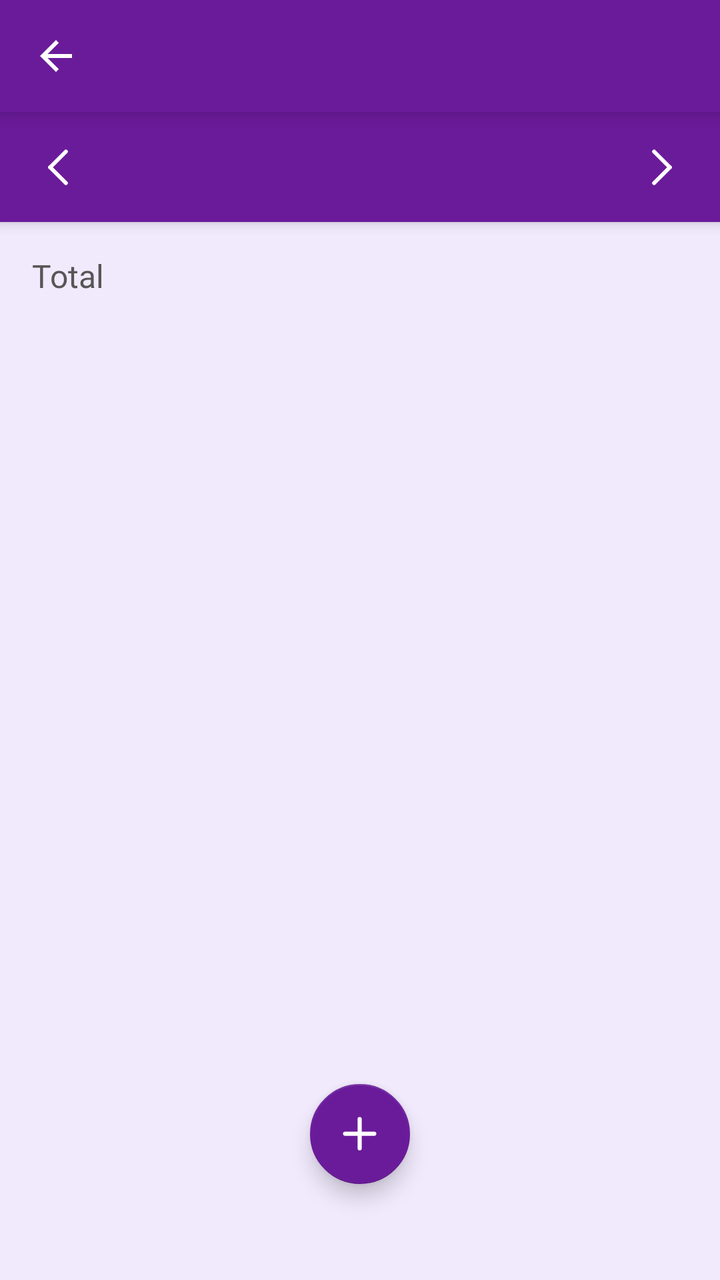
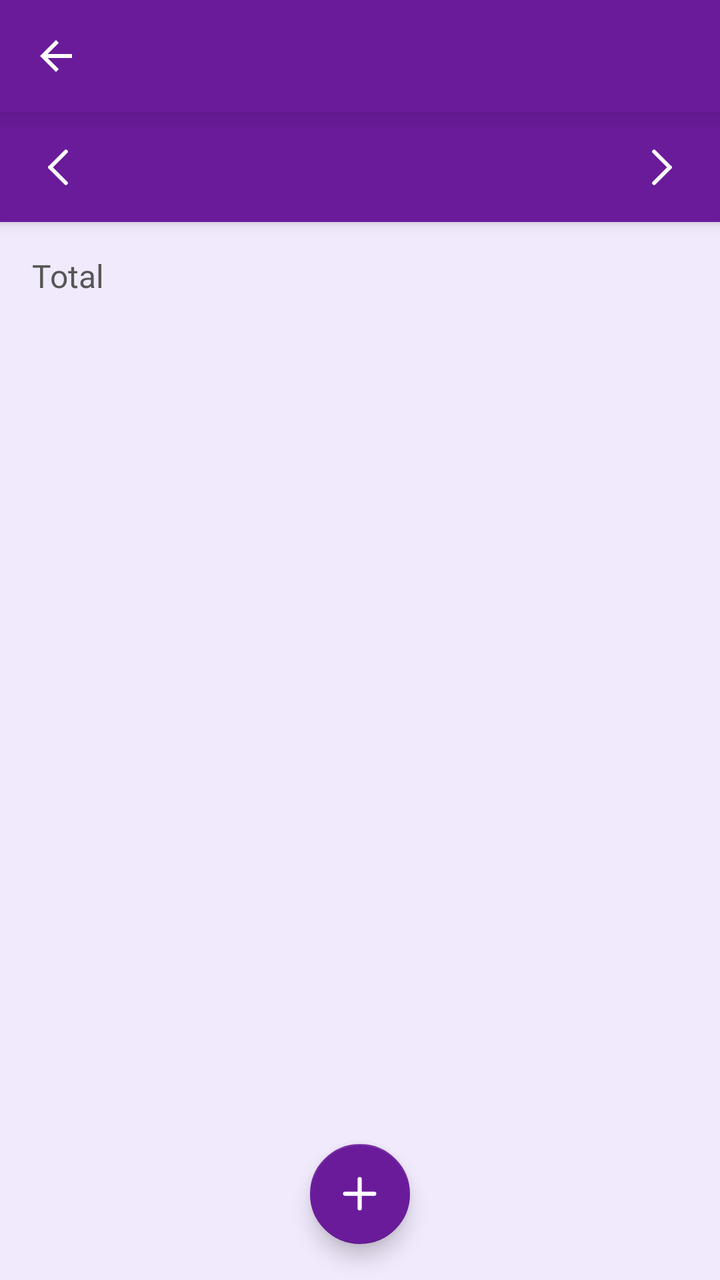

Compare the two renders of this Android layout. The source of the first and the diff that turns it into the second are given below.
<!-- AndroidManifest.xml: application theme Theme.MoneyTracker -->
<!-- res/layout/activity_transaction_period.xml -->
<?xml version="1.0" encoding="utf-8"?>
<androidx.constraintlayout.widget.ConstraintLayout xmlns:android="http://schemas.android.com/apk/res/android"
    xmlns:app="http://schemas.android.com/apk/res-auto"
    android:layout_width="match_parent"
    android:layout_height="match_parent"
    android:background="@color/app_light_background">

    <androidx.constraintlayout.widget.ConstraintLayout
        android:id="@+id/wrapper"
        android:layout_width="match_parent"
        android:layout_height="match_parent"
        app:layout_constraintEnd_toEndOf="parent"
        app:layout_constraintStart_toStartOf="parent"
        app:layout_constraintTop_toTopOf="parent">

        <androidx.constraintlayout.widget.ConstraintLayout
            android:id="@+id/toolbarWrapper"
            android:layout_width="0dp"
            android:layout_height="wrap_content"
            android:background="@color/vibrant_orange"
            android:elevation="4dp"
            app:layout_constraintEnd_toEndOf="parent"
            app:layout_constraintStart_toStartOf="parent"
            app:layout_constraintTop_toTopOf="parent">

            <include layout="@layout/toolbar_back" />

            <androidx.constraintlayout.widget.ConstraintLayout
                android:id="@+id/dateWrapper"
                android:layout_width="0dp"
                android:layout_height="55dp"
                android:background="@color/vibrant_orange"
                app:layout_constraintEnd_toEndOf="parent"
                app:layout_constraintStart_toStartOf="parent"
                app:layout_constraintTop_toBottomOf="@+id/toolbarBack">

                <androidx.appcompat.widget.AppCompatImageView
                    android:id="@+id/ivPrevious"
                    android:layout_width="wrap_content"
                    android:layout_height="wrap_content"
                    android:layout_marginStart="@dimen/margin_8"
                    app:layout_constraintBottom_toBottomOf="parent"
                    app:layout_constraintStart_toStartOf="parent"
                    app:layout_constraintTop_toTopOf="parent"
                    app:srcCompat="@drawable/ic_previous"
                    app:tint="@color/white" />

                <androidx.appcompat.widget.AppCompatImageView
                    android:id="@+id/ivNext"
                    android:layout_width="wrap_content"
                    android:layout_height="wrap_content"
                    android:layout_marginEnd="@dimen/margin_8"
                    app:layout_constraintBottom_toBottomOf="parent"
                    app:layout_constraintEnd_toEndOf="parent"
                    app:layout_constraintTop_toTopOf="parent"
                    app:srcCompat="@drawable/ic_next"
                    app:tint="@color/white" />

                <androidx.appcompat.widget.AppCompatTextView
                    android:id="@+id/tvDate"
                    android:layout_width="wrap_content"
                    android:layout_height="wrap_content"
                    android:textColor="@color/white"
                    android:textSize="@dimen/text_18"
                    app:fontFamily="@font/exo2_semibold"
                    app:layout_constraintBottom_toBottomOf="parent"
                    app:layout_constraintEnd_toStartOf="@+id/ivNext"
                    app:layout_constraintStart_toEndOf="@+id/ivPrevious"
                    app:layout_constraintTop_toTopOf="parent" />
            </androidx.constraintlayout.widget.ConstraintLayout>
        </androidx.constraintlayout.widget.ConstraintLayout>

        <androidx.appcompat.widget.AppCompatTextView
            android:id="@+id/titleLabel"
            android:layout_width="0dp"
            android:layout_height="wrap_content"
            android:layout_marginStart="@dimen/margin_16"
            android:layout_marginTop="@dimen/margin_16"
            android:layout_marginEnd="@dimen/margin_16"
            android:fontFamily="@font/exo2_semibold"
            android:text="@string/total"
            android:textColor="@color/dark_grey"
            android:textSize="@dimen/text_16"
            app:layout_constraintEnd_toEndOf="parent"
            app:layout_constraintStart_toStartOf="parent"
            app:layout_constraintTop_toBottomOf="@id/toolbarWrapper" />

        <androidx.appcompat.widget.AppCompatTextView
            android:id="@+id/amountLabel"
            android:layout_width="0dp"
            android:layout_height="wrap_content"
            android:layout_marginStart="@dimen/margin_16"
            android:layout_marginTop="@dimen/margin_4"
            android:layout_marginEnd="@dimen/margin_16"
            android:fontFamily="@font/exo2_bold"
            android:textColor="@color/black"
            android:textSize="@dimen/text_18"
            app:layout_constraintEnd_toEndOf="parent"
            app:layout_constraintStart_toStartOf="parent"
            app:layout_constraintTop_toBottomOf="@+id/titleLabel" />

        <FrameLayout
            android:id="@+id/chartContainer"
            android:layout_width="0dp"
            android:layout_height="300dp"
            app:layout_constraintEnd_toEndOf="parent"
            app:layout_constraintStart_toStartOf="parent"
            app:layout_constraintTop_toBottomOf="@id/amountLabel">

            <com.github.mikephil.charting.charts.LineChart
                android:id="@+id/lineChartSpending"
                android:layout_width="match_parent"
                android:layout_height="match_parent"
                android:layout_marginStart="@dimen/margin_8"
                android:layout_marginTop="@dimen/margin_10"
                android:layout_marginEnd="@dimen/margin_8"
                android:layout_marginBottom="@dimen/margin_10"
                android:visibility="gone" />

            <com.github.mikephil.charting.charts.BarChart
                android:id="@+id/barChartSpending"
                android:layout_width="match_parent"
                android:layout_height="match_parent"
                android:layout_marginStart="@dimen/margin_8"
                android:layout_marginTop="@dimen/margin_10"
                android:layout_marginEnd="@dimen/margin_8"
                android:layout_marginBottom="@dimen/margin_10"
                android:visibility="gone" />
        </FrameLayout>

        <com.google.android.material.card.MaterialCardView
            android:id="@+id/breakdownCard"
            android:layout_width="0dp"
            android:layout_height="wrap_content"
            android:layout_marginTop="@dimen/margin_12"
            android:layout_marginStart="@dimen/margin_12"
            android:layout_marginEnd="@dimen/margin_12"
            android:layout_marginBottom="@dimen/margin_12"
            android:visibility="gone"
            app:cardBackgroundColor="@color/white"
            app:cardCornerRadius="@dimen/corner_radius_8"
            app:cardElevation="@dimen/corner_elevation_6"
            app:layout_constraintEnd_toEndOf="parent"
            app:layout_constraintStart_toStartOf="parent"
            app:layout_constraintTop_toBottomOf="@id/chartContainer"
            app:strokeColor="@color/grey_88"
            app:strokeWidth="1dp">

            <androidx.recyclerview.widget.RecyclerView
                android:id="@+id/rvTransactions"
                android:layout_width="match_parent"
                android:layout_height="wrap_content"
                android:clipToPadding="false"
                android:nestedScrollingEnabled="false"
                android:overScrollMode="never"
                android:paddingTop="@dimen/margin_4"
                android:paddingBottom="@dimen/margin_4"
                app:layoutManager="androidx.recyclerview.widget.LinearLayoutManager" />

        </com.google.android.material.card.MaterialCardView>

        <androidx.constraintlayout.widget.ConstraintLayout
            android:id="@+id/emptyWrapper"
            android:layout_width="0dp"
            android:layout_height="wrap_content"
            android:visibility="gone"
            app:layout_constraintBottom_toBottomOf="parent"
            app:layout_constraintEnd_toEndOf="parent"
            app:layout_constraintStart_toStartOf="parent"
            app:layout_constraintTop_toTopOf="parent">

            <androidx.appcompat.widget.AppCompatImageView
                android:id="@+id/emptyImage"
                android:layout_width="wrap_content"
                android:layout_height="wrap_content"
                android:layout_marginStart="@dimen/margin_8"
                android:layout_marginTop="@dimen/margin_8"
                android:layout_marginEnd="@dimen/margin_8"
                android:src="?attr/emptyRecord"
                app:layout_constraintEnd_toEndOf="parent"
                app:layout_constraintStart_toStartOf="parent"
                app:layout_constraintTop_toTopOf="parent" />

            <androidx.appcompat.widget.AppCompatTextView
                android:id="@+id/emptyTitleLabel"
                android:layout_width="wrap_content"
                android:layout_height="wrap_content"
                android:layout_marginStart="@dimen/margin_8"
                android:layout_marginTop="@dimen/margin_8"
                android:layout_marginEnd="@dimen/margin_8"
                android:text="@string/no_transaction"
                android:textAlignment="center"
                android:textColor="@color/text_primary"
                android:textSize="@dimen/text_24"
                app:fontFamily="@font/exo2_semibold"
                app:layout_constraintEnd_toEndOf="parent"
                app:layout_constraintStart_toStartOf="parent"
                app:layout_constraintTop_toBottomOf="@+id/emptyImage" />

            <androidx.appcompat.widget.AppCompatTextView
                android:layout_width="0dp"
                android:layout_height="wrap_content"
                android:layout_marginStart="@dimen/margin_24"
                android:layout_marginTop="@dimen/margin_12"
                android:layout_marginEnd="@dimen/margin_24"
                android:layout_marginBottom="@dimen/margin_8"
                android:textAlignment="center"
                android:textColor="@color/medium_grey"
                android:textSize="@dimen/text_16"
                app:fontFamily="@font/exo2_medium"
                app:layout_constraintBottom_toBottomOf="parent"
                app:layout_constraintEnd_toEndOf="parent"
                app:layout_constraintStart_toStartOf="parent"
                app:layout_constraintTop_toBottomOf="@+id/emptyTitleLabel" />
        </androidx.constraintlayout.widget.ConstraintLayout>
    </androidx.constraintlayout.widget.ConstraintLayout>

    <com.google.android.material.floatingactionbutton.FloatingActionButton
        android:id="@+id/fabAddTransaction"
        android:layout_width="wrap_content"
        android:layout_height="wrap_content"
        android:layout_marginBottom="@dimen/margin_30"
        android:contentDescription="@string/app_name"
        android:src="@drawable/ic_add"
        app:backgroundTint="@color/vibrant_orange"
        app:fabCustomSize="50dp"
        app:layout_constraintBottom_toBottomOf="parent"
        app:layout_constraintEnd_toEndOf="parent"
        app:layout_constraintStart_toStartOf="parent"
        app:maxImageSize="25dp"
        app:shapeAppearanceOverlay="@style/FabCircleShape"
        app:tint="@color/white"
        app:useCompatPadding="true" />
</androidx.constraintlayout.widget.ConstraintLayout>
<!-- res/layout/toolbar_back.xml (included above) -->
<?xml version="1.0" encoding="utf-8"?>
<androidx.appcompat.widget.Toolbar xmlns:android="http://schemas.android.com/apk/res/android"
    xmlns:app="http://schemas.android.com/apk/res-auto"
    android:id="@+id/toolbarBack"
    android:layout_width="match_parent"
    android:layout_height="wrap_content"
    android:background="@color/vibrant_orange"
    android:elevation="@dimen/corner_elevation_8"
    app:contentInsetEnd="0dp"
    app:contentInsetLeft="0dp"
    app:contentInsetRight="0dp"
    app:contentInsetStart="0dp"
    app:popupTheme="@style/ThemeOverlay.AppCompat.Light">

    <androidx.constraintlayout.widget.ConstraintLayout
        android:layout_width="match_parent"
        android:layout_height="match_parent">

        
        <androidx.appcompat.widget.AppCompatImageView
            android:id="@+id/icBack"
            android:layout_width="wrap_content"
            android:layout_height="wrap_content"
            android:padding="@dimen/padding_16"
            android:src="@drawable/ic_back"
            app:layout_constraintBottom_toBottomOf="parent"
            app:layout_constraintStart_toStartOf="parent"
            app:layout_constraintTop_toTopOf="parent"
            app:tint="@color/white" />

        
        <androidx.appcompat.widget.AppCompatTextView
            android:id="@+id/tvTitle"
            android:layout_width="wrap_content"
            android:layout_height="wrap_content"
            android:fontFamily="@font/exo2_semibold"
            android:textColor="@color/white"
            android:textSize="@dimen/text_18"
            app:layout_constraintBottom_toBottomOf="parent"
            app:layout_constraintStart_toEndOf="@id/icBack"
            app:layout_constraintTop_toTopOf="parent" />

        
        <androidx.appcompat.widget.AppCompatTextView
            android:id="@+id/tvSave"
            android:layout_width="wrap_content"
            android:layout_height="wrap_content"
            android:layout_marginEnd="@dimen/margin_20"
            android:fontFamily="@font/exo2_semibold"
            android:text="@string/save"
            android:textAllCaps="true"
            android:textColor="@color/white"
            android:textSize="@dimen/text_16"
            android:visibility="gone"
            app:layout_constraintBottom_toBottomOf="parent"
            app:layout_constraintEnd_toEndOf="parent"
            app:layout_constraintTop_toTopOf="parent" />

        
        <androidx.appcompat.widget.AppCompatImageView
            android:id="@+id/ivAdd"
            android:layout_width="wrap_content"
            android:layout_height="wrap_content"
            android:layout_marginEnd="@dimen/margin_20"
            android:fontFamily="@font/exo2_semibold"
            android:src="@drawable/ic_add"
            android:visibility="gone"
            app:layout_constraintBottom_toBottomOf="parent"
            app:layout_constraintEnd_toEndOf="parent"
            app:layout_constraintTop_toTopOf="parent"
            app:tint="@color/white" />

        
        <androidx.appcompat.widget.AppCompatImageView
            android:id="@+id/ivDelete"
            android:layout_width="wrap_content"
            android:layout_height="wrap_content"
            android:layout_marginEnd="@dimen/margin_12"
            android:src="@drawable/ic_delete"
            android:visibility="gone"
            app:layout_constraintBottom_toBottomOf="parent"
            app:layout_constraintEnd_toEndOf="parent"
            app:layout_constraintTop_toTopOf="parent"
            app:tint="@color/white" />

        
        <androidx.appcompat.widget.AppCompatImageView
            android:id="@+id/ivEdit"
            android:layout_width="wrap_content"
            android:layout_height="wrap_content"
            android:layout_marginEnd="@dimen/margin_10"
            android:src="@drawable/ic_edit"
            android:visibility="gone"
            app:layout_constraintBottom_toBottomOf="parent"
            app:layout_constraintEnd_toStartOf="@id/ivDelete"
            app:layout_constraintTop_toTopOf="parent"
            app:tint="@color/white" />

        
        <androidx.appcompat.widget.AppCompatImageView
            android:id="@+id/ivCalendar"
            android:layout_width="24dp"
            android:layout_height="24dp"
            android:layout_marginEnd="@dimen/margin_24"
            android:src="@drawable/ic_calendar_menu"
            android:visibility="gone"
            app:layout_constraintBottom_toBottomOf="parent"
            app:layout_constraintEnd_toEndOf="parent"
            app:layout_constraintTop_toTopOf="parent"
            app:tint="@color/white" />

        
        <androidx.appcompat.widget.AppCompatImageView
            android:id="@+id/ivAttach"
            android:layout_width="24dp"
            android:layout_height="24dp"
            android:layout_marginEnd="@dimen/margin_24"
            android:src="@drawable/ic_attach"
            android:visibility="gone"
            app:layout_constraintBottom_toBottomOf="parent"
            app:layout_constraintEnd_toEndOf="parent"
            app:layout_constraintTop_toTopOf="parent"
            app:tint="@color/white" />
    </androidx.constraintlayout.widget.ConstraintLayout>
</androidx.appcompat.widget.Toolbar>
<!-- resources referenced by this layout -->
<resources>
  <color name="app_light_background">#8CE6D9FC</color>
  <color name="black">#FF000000</color>
  <color name="dark_grey">#565656</color>
  <color name="grey_88">#E0E0E0</color>
  <color name="medium_grey">#666666</color>
  <color name="text_primary">#24134E</color>
  <color name="vibrant_orange">#FF6A1B9A</color>
  <color name="white">#FFFFFFFF</color>
  <dimen name="corner_elevation_6">6dp</dimen>
  <dimen name="corner_elevation_8">8dp</dimen>
  <dimen name="corner_radius_8">8dp</dimen>
  <dimen name="margin_10">10dp</dimen>
  <dimen name="margin_12">12dp</dimen>
  <dimen name="margin_16">16dp</dimen>
  <dimen name="margin_20">20dp</dimen>
  <dimen name="margin_24">24dp</dimen>
  <dimen name="margin_30">30dp</dimen>
  <dimen name="margin_4">4dp</dimen>
  <dimen name="margin_8">8dp</dimen>
  <dimen name="padding_16">16dp</dimen>
  <dimen name="text_16">16sp</dimen>
  <dimen name="text_18">18sp</dimen>
  <dimen name="text_24">24sp</dimen>
  <!-- drawable ic_add (drawable) -->
  <?xml version="1.0" encoding="utf-8"?>
  <vector xmlns:android="http://schemas.android.com/apk/res/android"
      android:width="24dp"
      android:height="24dp"
      android:viewportWidth="24"
      android:viewportHeight="24">
  
      <path
          android:fillColor="#FFFFFF"
          android:pathData="M12,19L12,5"
          android:strokeWidth="2"
          android:strokeColor="#FFFFFF"
          android:strokeLineCap="round"
          android:strokeLineJoin="round" />
  
      <path
          android:fillColor="#FFFFFF"
          android:pathData="M5,12L19,12"
          android:strokeWidth="2"
          android:strokeColor="#FFFFFF"
          android:strokeLineCap="round"
          android:strokeLineJoin="round" />
  
  </vector>
  <!-- drawable ic_attach (drawable) -->
  <vector xmlns:android="http://schemas.android.com/apk/res/android" android:height="32dp" android:viewportHeight="24" android:viewportWidth="24" android:width="32dp">
        
      <path android:fillColor="#00000000" android:pathData="M20.647,10.616L11.885,19.378C9.933,21.33 6.767,21.33 4.814,19.378C2.862,17.425 2.862,14.259 4.814,12.307L12.946,4.175C14.313,2.808 16.529,2.808 17.896,4.175C19.263,5.542 19.263,7.758 17.896,9.125L10.102,16.918C9.321,17.699 8.055,17.699 7.274,16.918C6.493,16.137 6.493,14.871 7.274,14.09L14.468,6.896" android:strokeColor="#000000" android:strokeLineCap="round" android:strokeWidth="1.5"/>
      
  </vector>
  <!-- drawable ic_back (drawable) -->
  <?xml version="1.0" encoding="utf-8"?>
  <vector xmlns:android="http://schemas.android.com/apk/res/android"
      android:width="24dp"
      android:height="24dp"
      android:autoMirrored="true"
      android:tint="#000000"
      android:viewportWidth="24"
      android:viewportHeight="24">
  
      <path
          android:fillColor="@android:color/white"
          android:pathData="M20,11H7.83l5.59,-5.59L12,4l-8,8 8,8 1.41,-1.41L7.83,13H20v-2z" />
  
  </vector>
  <string name="app_name">Expenixo</string>
  <string name="no_transaction">No transactions yet</string>
  <string name="save">Save</string>
  <string name="total">Total</string>
  <style name="FabCircleShape">
          <item name="cornerFamily">rounded</item>
          <item name="cornerSize">50%</item>
      </style>
  <color name="azure_blue">#FF2563EB</color>
  <color name="emerald_green">#FF10B981</color>
  <color name="teal">#FF03DAC5</color>
  <color name="dark_teal">#FF018786</color>
  <!-- unchanged entries left out for length: 15 -->
</resources>

<!-- the commit's change to res/layout/activity_transaction_period.xml (unified diff, before → after) -->
@@ -3,6 +3,7 @@
     xmlns:app="http://schemas.android.com/apk/res-auto"
     android:layout_width="match_parent"
     android:layout_height="match_parent"
+    android:id="@+id/rootView"
     android:background="@color/app_light_background">
 
     <androidx.constraintlayout.widget.ConstraintLayout
@@ -131,7 +132,7 @@
         <com.google.android.material.card.MaterialCardView
             android:id="@+id/breakdownCard"
             android:layout_width="0dp"
-            android:layout_height="wrap_content"
+            android:layout_height="0dp"
             android:layout_marginTop="@dimen/margin_12"
             android:layout_marginStart="@dimen/margin_12"
             android:layout_marginEnd="@dimen/margin_12"
@@ -142,6 +143,7 @@
             app:cardElevation="@dimen/corner_elevation_6"
             app:layout_constraintEnd_toEndOf="parent"
             app:layout_constraintStart_toStartOf="parent"
+            app:layout_constraintBottom_toBottomOf="parent"
             app:layout_constraintTop_toBottomOf="@id/chartContainer"
             app:strokeColor="@color/grey_88"
             app:strokeWidth="1dp">
@@ -219,7 +221,6 @@
         android:id="@+id/fabAddTransaction"
         android:layout_width="wrap_content"
         android:layout_height="wrap_content"
-        android:layout_marginBottom="@dimen/margin_30"
         android:contentDescription="@string/app_name"
         android:src="@drawable/ic_add"
         app:backgroundTint="@color/vibrant_orange"
<!-- resource entries referenced after the edit -->
@@ -16,7 +16,6 @@
   <dimen name="margin_16">16dp</dimen>
   <dimen name="margin_20">20dp</dimen>
   <dimen name="margin_24">24dp</dimen>
-  <dimen name="margin_30">30dp</dimen>
   <dimen name="margin_4">4dp</dimen>
   <dimen name="margin_8">8dp</dimen>
   <dimen name="padding_16">16dp</dimen>
